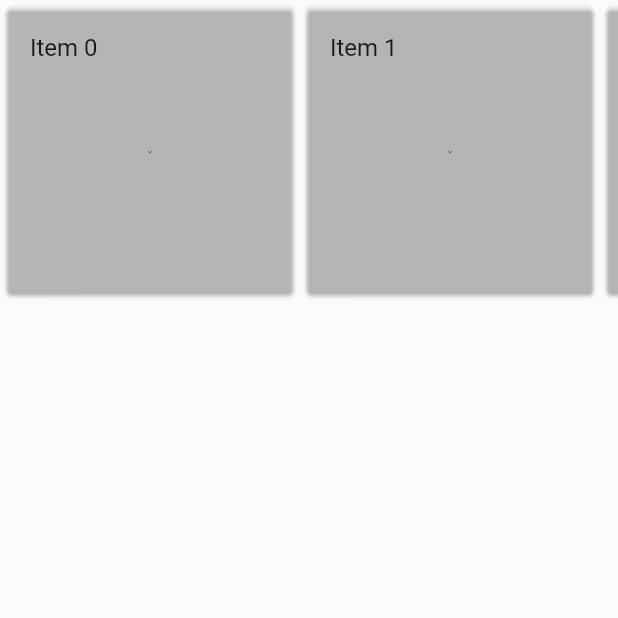
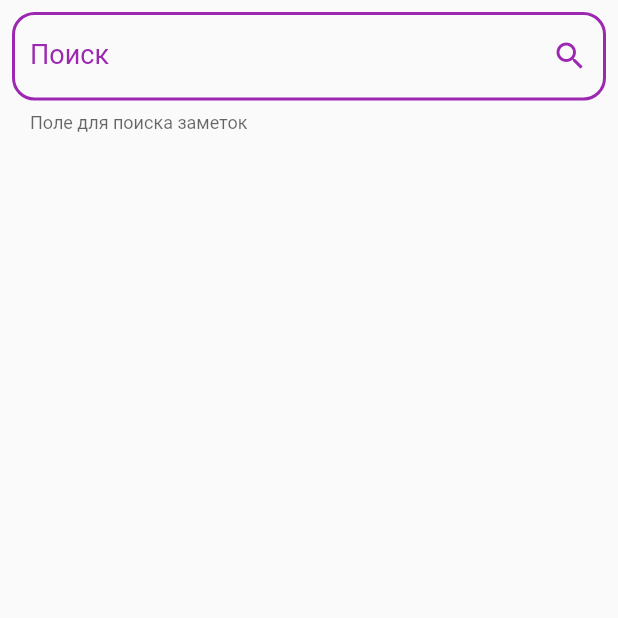
Before and after one commit to zimizo/FlutterHW, a Flutter app: the screen it shows after launch, on a phone screen of 412 x 824 dp, the top half of it. Run offline on Flutter 3.47's test engine with Material 2 defaults, Android fonts, the phone set to English and light mode, and no system bars.

Commit message:
Exersie 4

```diff
--- a/lib/exercise_4.dart
+++ b/lib/exercise_4.dart
@@ -1,24 +1,62 @@
 import 'package:flutter/material.dart';
 
-class ExerciseTwo extends StatefulWidget {
-  const ExerciseTwo({Key? key}) : super(key: key);
+class ExerciseFour extends StatefulWidget {
+  const ExerciseFour({Key? key}) : super(key: key);
 
   @override
-  State<ExerciseTwo> createState() => _ExerciseTwoState();
+  State<ExerciseFour> createState() => _ExerciseFourState();
 }
 
-class _ExerciseTwoState extends State<ExerciseTwo> with TickerProviderStateMixin {
-
+class _ExerciseFourState extends State<ExerciseFour>
+    with TickerProviderStateMixin {
   @override
   void initState() {
     super.initState();
-
   }
 
   @override
   Widget build(BuildContext context) {
     return const Scaffold(
-
+      body: SafeArea(
+        child: Padding(
+          padding: EdgeInsets.all(8.0),
+          child: TextField(
+            decoration: InputDecoration(
+              label: Text(
+                "Поиск",
+                style: TextStyle(
+                  fontSize: 18,
+                  color: Colors.purple,
+                ),
+              ),
+              enabledBorder: OutlineInputBorder(
+                borderSide: BorderSide(
+                  color: Colors.purple,
+                  width: 2,
+                ),
+                borderRadius: BorderRadius.all(
+                  Radius.circular(15.0),
+                ),
+              ),
+              focusedBorder: OutlineInputBorder(
+                borderSide: BorderSide(
+                  color: Colors.purple,
+                  width: 2,
+                ),
+                borderRadius: BorderRadius.all(
+                  Radius.circular(15.0),
+                ),
+              ),
+              hintText: 'Введите значение',
+              helperText: 'Поле для поиска заметок',
+              suffixIcon: Icon(
+                Icons.search,
+                color: Colors.purple,
+              ),
+            ),
+          ),
+        ),
+      ),
     );
   }
 }
--- a/lib/main.dart
+++ b/lib/main.dart
@@ -1,7 +1,8 @@
 import 'package:flutter/material.dart';
 // import 'package:flutter_home_work/exercise_1.dart';
 // import 'package:flutter_home_work/exercise_2.dart';
-import 'package:flutter_home_work/exercise_3.dart';
+// import 'package:flutter_home_work/exercise_3.dart';
+import 'package:flutter_home_work/exercise_4.dart';
 
 void main() {
   runApp(const MyApp());
@@ -19,7 +20,7 @@ class MyApp extends StatelessWidget {
         primarySwatch: Colors.blue,
       ),
       // home: const ExerciseOne(),
-      home: const ExerciseThree(),
+      home: const ExerciseFour(),
     );
   }
 }
```
Also changed, not shown: lib/exercise_5.dart (deleted, +0 -24 lines).
